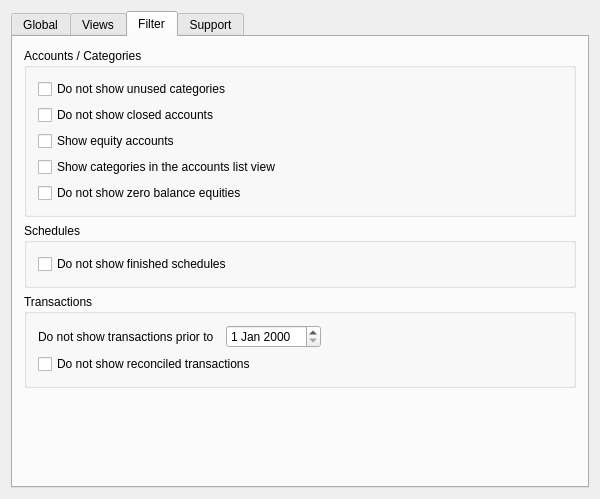
KDE/kmymoney, file kmymoney/dialogs/settings/ksettingsgeneral.ui: the form before one commit.
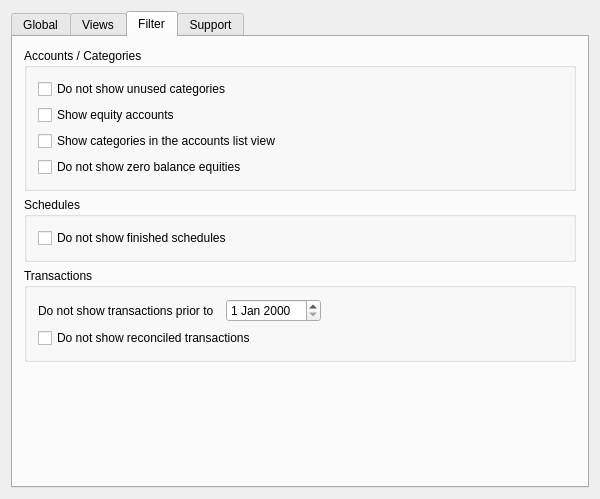
The form after the commit. The open tabs and pages were chosen to show the change. Custom widgets are drawn as their Qt base class.

Commit message: Remove hide closed accounts option from config

What changed in the file:
```diff
--- a/kmymoney/dialogs/settings/ksettingsgeneral.ui
+++ b/kmymoney/dialogs/settings/ksettingsgeneral.ui
@@ -401,18 +401,6 @@
             </property>
            </widget>
           </item>
-          <item>
-           <widget class="QCheckBox" name="kcfg_HideClosedAccounts">
-            <property name="whatsThis">
-             <string>This option hides all accounts that have been closed by the user in views and selection lists.
-
-You can use &lt;b&gt;View/Show all accounts&lt;/b&gt; to temporarily show hidden accounts in the views.</string>
-            </property>
-            <property name="text">
-             <string>Do not show closed accounts</string>
-            </property>
-           </widget>
-          </item>
           <item>
            <widget class="QCheckBox" name="kcfg_ExpertMode">
             <property name="text">
```
The commit also changes 11 other files.
